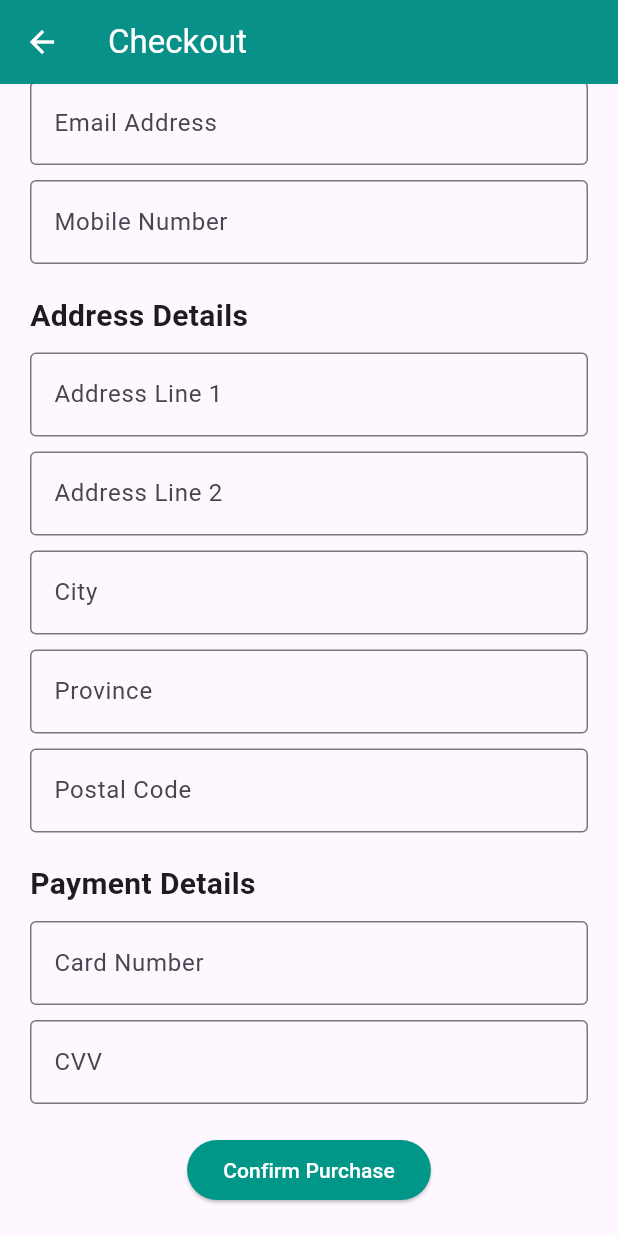
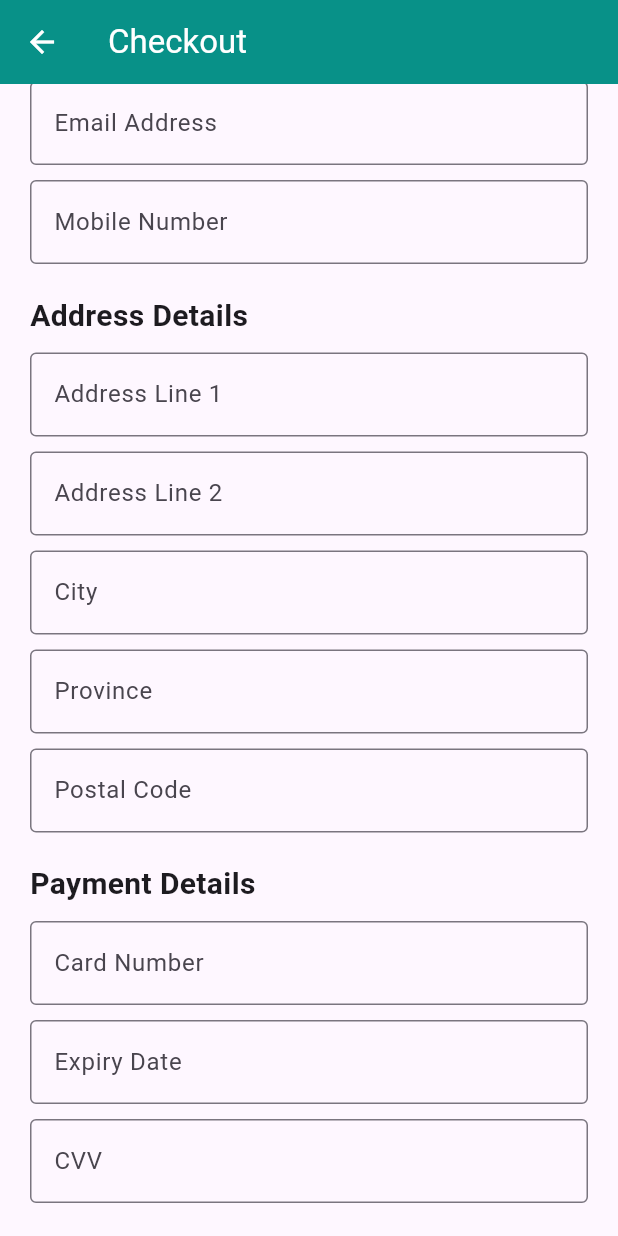
Before and after one commit to Nisu08/flutterprjgroup9, a Flutter app: the Checkout screen opened directly with empty values, scrolled down 161 dp, on a phone screen of 412 x 824 dp. Run offline on Flutter 3.47's test engine with Material 3 defaults, Android fonts, the phone set to English and light mode, and no system bars.

Commit message:
Added Animation in Details Page (On Clicking Image) and added Expiry Date Field with MMYYYY format validator in Checkout

```diff
--- a/lib/checkout.dart
+++ b/lib/checkout.dart
@@ -206,6 +206,22 @@ class _CheckoutState extends State<Checkout> {
               const SizedBox(height: 10.0),
               TextFormField(
                 decoration: const InputDecoration(
+                  labelText: 'Expiry Date',
+                  border: OutlineInputBorder(),
+                ),
+                validator: (value) {
+                  if (value == null || value.isEmpty) {
+                    return 'Please enter Expiry Date';
+                  }
+                  if (!RegExp(r'^(0[1-9]|1[0-2])[0-9]{4}$').hasMatch(value)) {
+                    return 'Please enter a valid Date in MMYYYY Format';
+                  }
+                  return null;
+                },
+              ),
+              const SizedBox(height: 10.0),
+              TextFormField(
+                decoration: const InputDecoration(
                   labelText: 'CVV',
                   border: OutlineInputBorder(),
                 ),
```
Also changed, not shown: lib/product_details.dart (+36 -1 lines), pubspec.lock.
